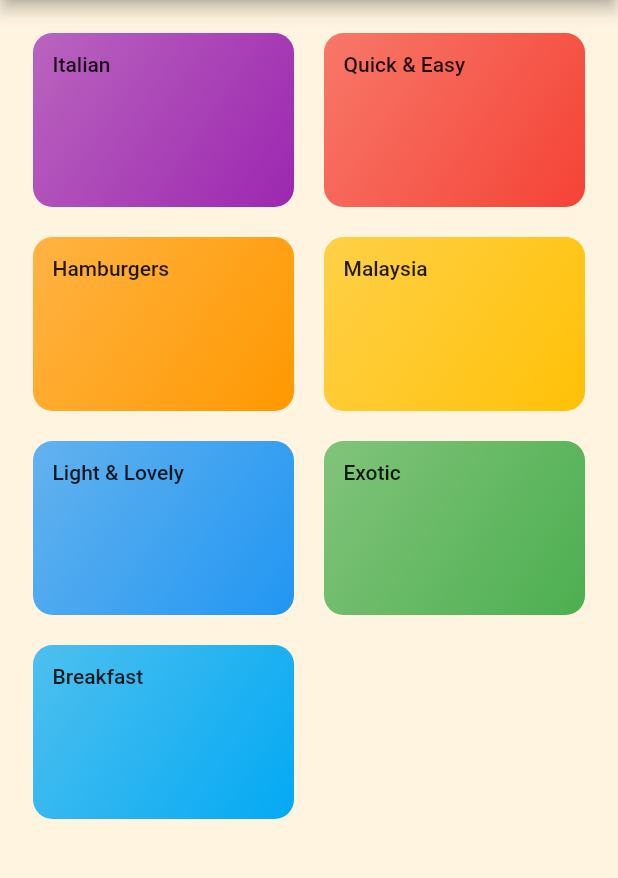
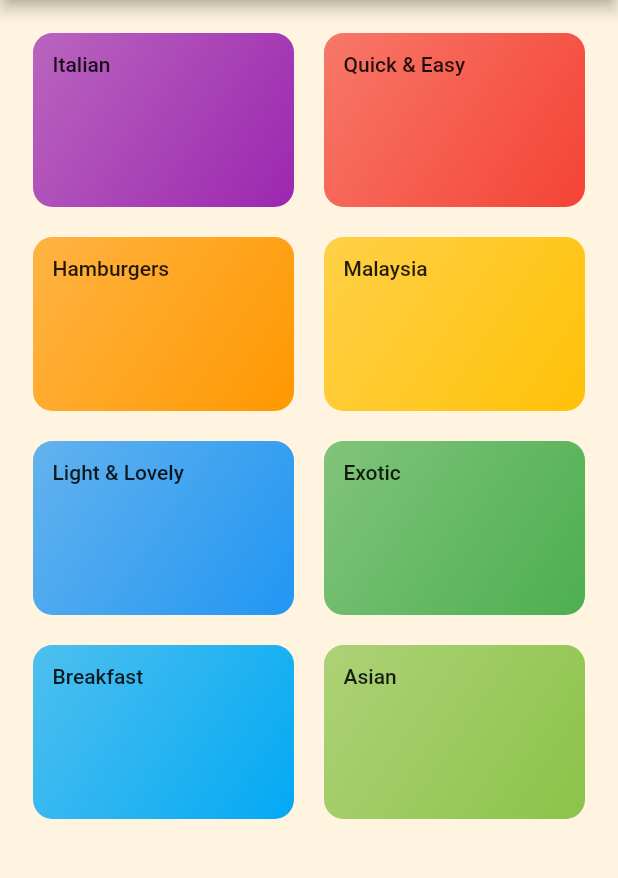
Before and after one commit to walidwazini/Flutter-MealsApp, a Flutter app: the screen it shows after launch, on a phone screen of 412 x 824 dp, the part 84-962 px from its top. Run offline on Flutter 3.47's test engine with Material 2 defaults, Android fonts, the phone set to English and light mode, and no system bars.

```diff
--- a/lib/main.dart
+++ b/lib/main.dart
@@ -18,8 +18,11 @@ class MyApp extends StatelessWidget {
         textTheme: ThemeData.light().textTheme.copyWith(),
       ),
       home: CategoriesScreen(),
+      //initialRoute: '/',
       routes: {
-        '/category-meals': (ctx) => CategoryMealsScreen()
+        //'/' : (konteks) => CategoriesScreen(),
+        //'/category-meals': (konteks) => CategoryMealsScreen()
+        CategoryMealsScreen.routeName : (konteks) => CategoryMealsScreen()
       },
     );
   }
--- a/lib/screens/category_meals_screen.dart
+++ b/lib/screens/category_meals_screen.dart
@@ -1,6 +1,7 @@
 import 'package:flutter/material.dart';
 
 class CategoryMealsScreen extends StatelessWidget {
+  static const routeName = '/category-meals';
   //const CategoryMealsScreen({Key? key}) : super(key: key);
   // final String categoryId;
   // final String categoryTitle;
--- a/lib/widgets/category_item.dart
+++ b/lib/widgets/category_item.dart
@@ -1,4 +1,5 @@
 import 'package:flutter/material.dart';
+import 'package:meals_app_1/screens/category_meals_screen.dart';
 
 //import '../screens/category_meals_screen.dart';
 
@@ -18,7 +19,7 @@ class CategoryItem extends StatelessWidget {
     // },),);
 
     Navigator.of(konteks).pushNamed(
-        '/category-meals',
+        CategoryMealsScreen.routeName,
         arguments: {'id': id, 'title':itemTitle, 'color': itemColor } ,
     );
   }
--- a/lib/widgets/dummy_data.dart
+++ b/lib/widgets/dummy_data.dart
@@ -38,11 +38,11 @@ const DUMMY_CATEGORIES = const [
     modelTitle: 'Breakfast',
     modelColor: Colors.lightBlue,
   ),
-  // CategoryModel(
-  //   id: 'c8',
-  //   title: 'Asian',
-  //   color: Colors.lightGreen,
-  // ),
+  CategoryModel(
+    id: 'c8',
+    modelTitle: 'Asian',
+    modelColor: Colors.lightGreen,
+  ),
   // CategoryModel(
   //   id: 'c9',
   //   title: 'French',
```
